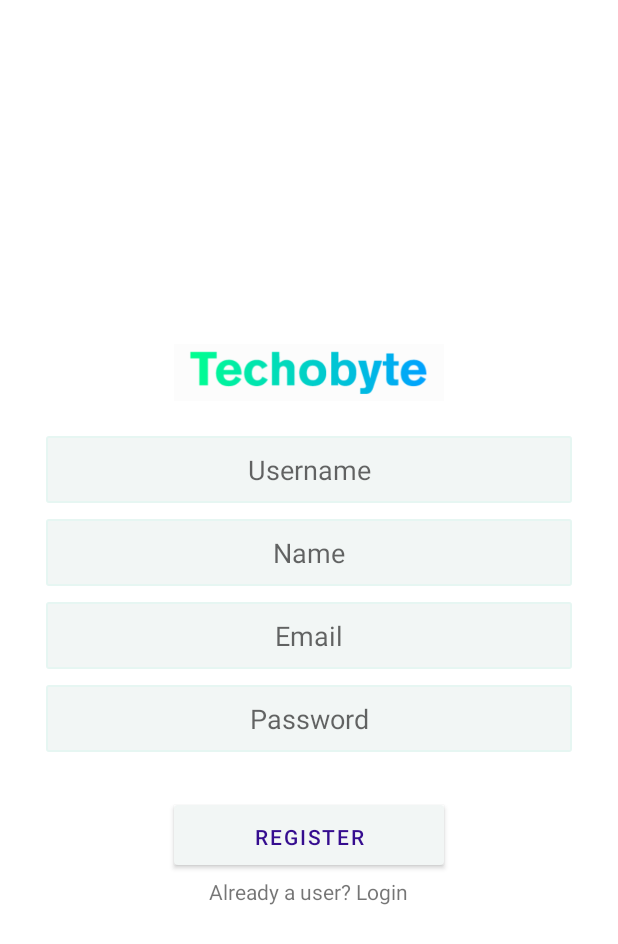
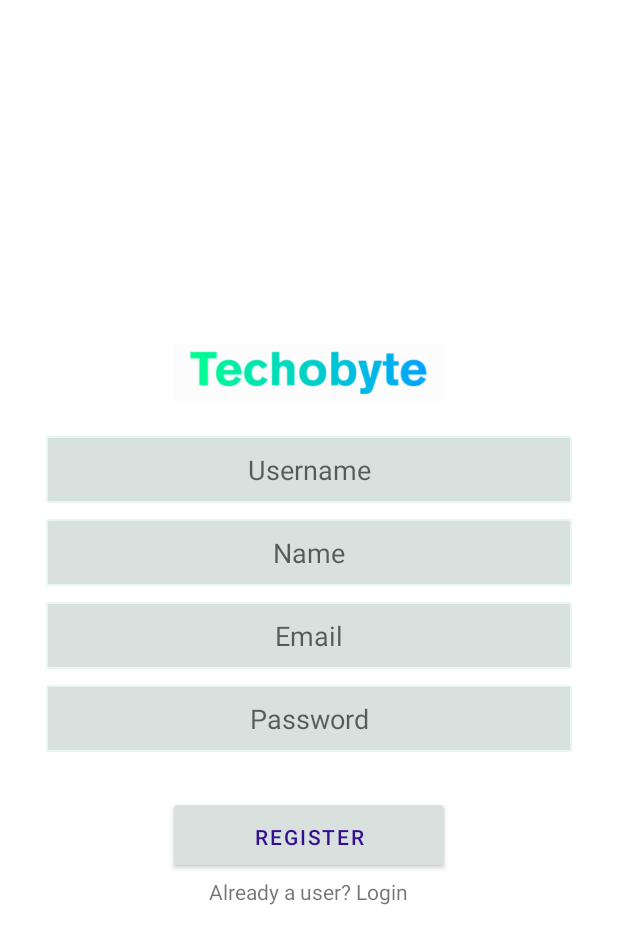
Before and after one commit to gautamjain09/Techobyte-App, an Android app: the RegisterActivity screen opened directly, with no data from a screen before it, on a phone screen of 412 x 824 dp. Shown: the top 944 px of the screen. Run offline under Robolectric (Android 15) with nearby library versions, the phone set to English and light mode, and no system bars; our stand-ins replace Firebase (no records; nobody signed in at launch, a user with empty details on screens opened directly).

Commit message:
Redirecting to Other User Profile & Colors

```diff
--- a/app/src/main/res/values/colors.xml
+++ b/app/src/main/res/values/colors.xml
@@ -7,7 +7,7 @@
     <color name="teal_700">#FF018786</color>
     <color name="black">#101010</color>
     <color name="white">#ffffff</color>
-    <color name="Default">#F2F6F5</color>
-    <color name="Default_2">#B7B9BC</color>
+    <color name="Default">#D9E1DF</color>
+    <color name="Default_2">#666C70</color>
 
 </resources>
--- a/app/src/main/res/values/themes.xml
+++ b/app/src/main/res/values/themes.xml
@@ -3,7 +3,7 @@
     <style name="Theme.Techobyte" parent="Theme.MaterialComponents.DayNight.NoActionBar">
         <!-- Primary brand color. -->
         <item name="colorPrimary">@color/white</item>
-        <item name="colorPrimaryVariant">@color/white</item>
+        <item name="colorPrimaryVariant">@color/Default_2</item>
         <item name="colorOnPrimary">#E2F3EF</item>
         <!-- Secondary brand color. -->
         <item name="colorSecondary">@color/teal_200</item>
```
